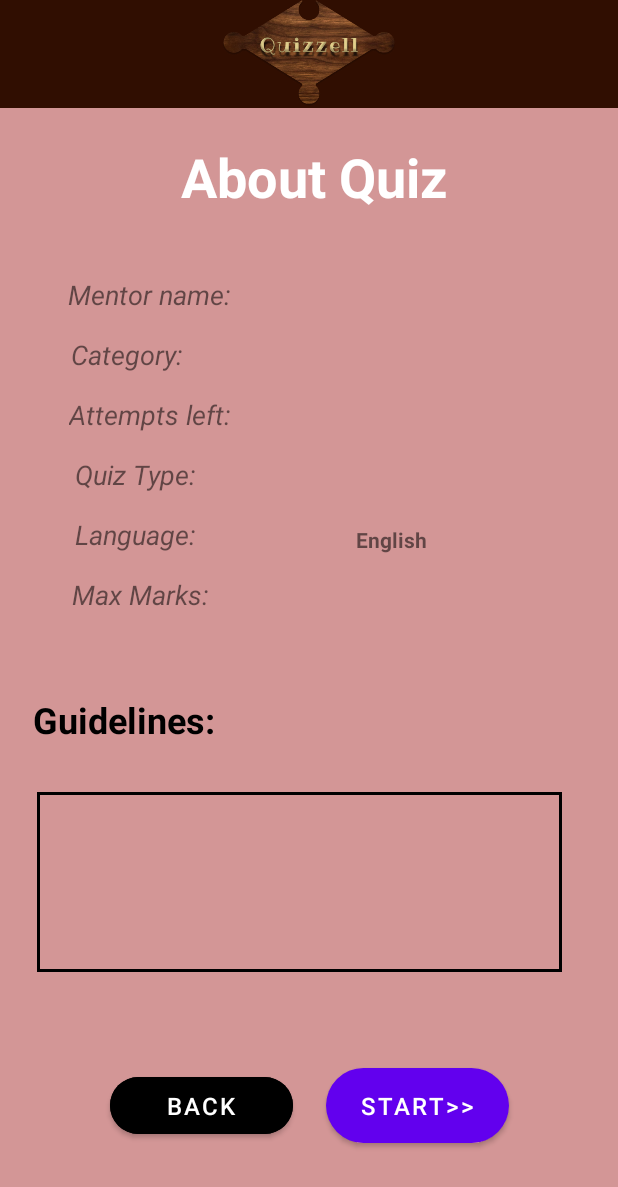
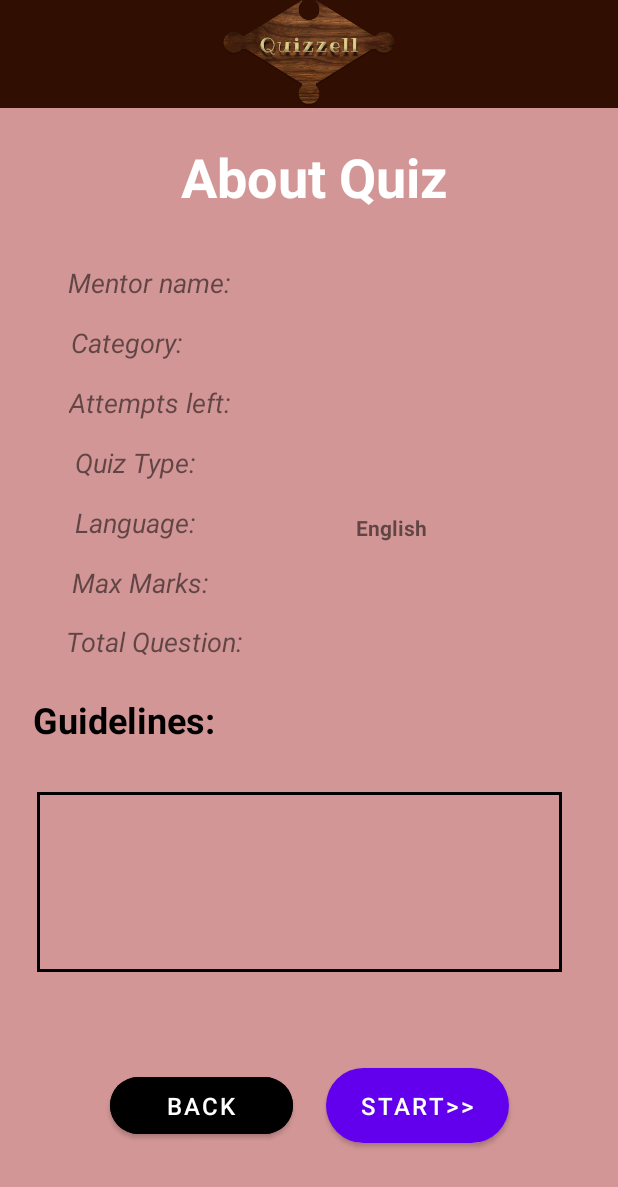
Before and after one commit to neeraj968983/QuizzellApp, an Android app: the layout activity_quiz_info.xml on its own in the app's theme, with its tools: preview values and no code run, on a phone screen of 412 x 824 dp. Shown: the top 1187 px of the screen. Run offline under Robolectric (Android 15) with nearby library versions, the phone set to English and light mode, and no system bars; Roboto replaces fonts that are not available here.

Commit message:
all files

```diff
--- a/app/src/main/java/com/example/quizellapp/QuizInfo.kt
+++ b/app/src/main/java/com/example/quizellapp/QuizInfo.kt
@@ -38,11 +38,13 @@ class QuizInfo : AppCompatActivity() {
         var attemptLeft:TextView = findViewById(R.id.Attemptsleft)
         var quizType:TextView = findViewById(R.id.quiztype)
         var maxmarks:TextView = findViewById(R.id.maxmarks)
+        var totalQuestion:TextView = findViewById(R.id.totalQuestions)
         var guideline:TextView = findViewById(R.id.guidelinebox)
 
         var start:Button = findViewById(R.id.buttonstart)
         val back:Button = findViewById(R.id.buttonback)
 
+        var totalQuestions = quizInfoDatabase.totalQuestions(quizname)
 
 
         var (a,b,c,d,e) = quizInfoDatabase.quizInformation(quizname)
@@ -52,6 +54,7 @@ class QuizInfo : AppCompatActivity() {
         quizType.setText(""+c)
         maxmarks.setText(""+d)
         guideline.setText(""+e)
+        totalQuestion.setText(""+totalQuestions)
 
         System.out.println("Attempts Left: $attemptsLefts and Quiz Type: $c")
 
--- a/app/src/main/java/com/example/quizellapp/QuizQuestionCreation.kt
+++ b/app/src/main/java/com/example/quizellapp/QuizQuestionCreation.kt
@@ -52,7 +52,6 @@ class QuizQuestionCreation : AppCompatActivity() {
                 questionDatabase.addQuestion(question)
                 var questionBook = QuestionBookDetailDataClass(username,quizName,category,ques.text.toString(),opt1.text.toString(),opt2.text.toString(),opt3.text.toString(),opt4.text.toString(),correctOption.selectedItem.toString())
                 questionBookDatabase.addQuestionToQuestionBook(questionBook)
-                System.out.println("total Count : $totalCount and count : $count")
                 ques.setText("")
                 opt1.setText("")
                 opt2.setText("")
--- a/app/src/main/java/com/example/quizellapp/ResultPage.kt
+++ b/app/src/main/java/com/example/quizellapp/ResultPage.kt
@@ -21,7 +21,7 @@ class ResultPage : AppCompatActivity() {
         var i = intent
         var quizname = i.getStringExtra("QuizName")
         var totalAttempts = quizInfoDatabase.totalAttempts(quizname)
-        var marks = i.getIntExtra("marksObtained",0)
+        var marks = i.getDoubleExtra("marksObtained",0.0)
         var userName = i.getStringExtra("username")
 
         var quizInfo:Quizdetail = quizInfoDatabase.quizAllData(quizname)
@@ -51,7 +51,8 @@ class ResultPage : AppCompatActivity() {
         topic.setText(""+quizInfo.subject)
         maxmarks.setText(""+quizInfo.maxmarks)
         totalQuestions.setText(""+quizInfo.totalquestions)
-        var percent:Double = ((marks.toDouble()/quizInfo.maxmarks.toDouble())*100)
+        System.out.println("marks in result page is $marks")
+        var percent:Double = ((marks/quizInfo.maxmarks.toDouble())*100)
         val df = DecimalFormat("00.00")
         df.roundingMode = RoundingMode.DOWN
         yourScore.setText(""+df.format(percent)+"%")
--- a/app/src/main/res/layout/activity_quiz_info.xml
+++ b/app/src/main/res/layout/activity_quiz_info.xml
@@ -43,7 +43,7 @@
         android:layout_height="wrap_content"
         android:layout_below="@+id/textview6"
         android:layout_centerHorizontal="true"
-        android:textSize="30sp"
+        android:textSize="24dp"
         android:textStyle="bold|italic"
         app:layout_constraintBottom_toBottomOf="parent"
         app:layout_constraintEnd_toEndOf="parent"
@@ -64,7 +64,7 @@
         app:layout_constraintEnd_toEndOf="parent"
         app:layout_constraintStart_toStartOf="parent"
         app:layout_constraintTop_toTopOf="parent"
-        app:layout_constraintVertical_bias="0.23"
+        app:layout_constraintVertical_bias="0.22"
         app:layout_constraintHorizontal_bias="0.15"/>
 
     <TextView
@@ -79,7 +79,7 @@
         app:layout_constraintEnd_toEndOf="parent"
         app:layout_constraintStart_toStartOf="parent"
         app:layout_constraintTop_toTopOf="parent"
-        app:layout_constraintVertical_bias="0.28"
+        app:layout_constraintVertical_bias="0.27"
         app:layout_constraintHorizontal_bias="0.14"/>
 
     <TextView
@@ -94,7 +94,7 @@
             app:layout_constraintEnd_toEndOf="parent"
             app:layout_constraintStart_toStartOf="parent"
             app:layout_constraintTop_toTopOf="parent"
-        app:layout_constraintVertical_bias="0.33"
+        app:layout_constraintVertical_bias="0.32"
         app:layout_constraintHorizontal_bias="0.15"/>
 
         <TextView
@@ -109,7 +109,7 @@
             app:layout_constraintEnd_toEndOf="parent"
             app:layout_constraintStart_toStartOf="parent"
             app:layout_constraintTop_toTopOf="parent"
-            app:layout_constraintVertical_bias="0.38"
+            app:layout_constraintVertical_bias="0.37"
             app:layout_constraintHorizontal_bias="0.15"/>
 
         <TextView
@@ -124,7 +124,7 @@
             app:layout_constraintEnd_toEndOf="parent"
             app:layout_constraintStart_toStartOf="parent"
             app:layout_constraintTop_toTopOf="parent"
-            app:layout_constraintVertical_bias="0.43"
+            app:layout_constraintVertical_bias="0.42"
             app:layout_constraintHorizontal_bias="0.15"/>
 
         <TextView
@@ -140,7 +140,7 @@
             app:layout_constraintEnd_toEndOf="parent"
             app:layout_constraintStart_toStartOf="parent"
             app:layout_constraintTop_toTopOf="parent"
-            app:layout_constraintVertical_bias="0.48"
+            app:layout_constraintVertical_bias="0.47"
             app:layout_constraintHorizontal_bias="0.15"/>
 
         <TextView
@@ -153,7 +153,7 @@
             app:layout_constraintEnd_toEndOf="parent"
             app:layout_constraintStart_toStartOf="parent"
             app:layout_constraintTop_toTopOf="parent"
-            app:layout_constraintVertical_bias="0.235"
+            app:layout_constraintVertical_bias="0.225"
             app:layout_constraintHorizontal_bias="0.65"/>
 
         <TextView
@@ -166,7 +166,7 @@
             app:layout_constraintEnd_toEndOf="parent"
             app:layout_constraintStart_toStartOf="parent"
             app:layout_constraintTop_toTopOf="parent"
-            app:layout_constraintVertical_bias="0.285"
+            app:layout_constraintVertical_bias="0.275"
             app:layout_constraintHorizontal_bias="0.65"/>
 
         <TextView
@@ -179,7 +179,7 @@
             app:layout_constraintEnd_toEndOf="parent"
             app:layout_constraintStart_toStartOf="parent"
             app:layout_constraintTop_toTopOf="parent"
-            app:layout_constraintVertical_bias="0.335"
+            app:layout_constraintVertical_bias="0.325"
             app:layout_constraintHorizontal_bias="0.65"/>
 
 
@@ -193,7 +193,7 @@
             app:layout_constraintEnd_toEndOf="parent"
             app:layout_constraintStart_toStartOf="parent"
             app:layout_constraintTop_toTopOf="parent"
-            app:layout_constraintVertical_bias="0.385"
+            app:layout_constraintVertical_bias="0.375"
             app:layout_constraintHorizontal_bias="0.65"/>
 
         <TextView
@@ -207,7 +207,7 @@
             app:layout_constraintEnd_toEndOf="parent"
             app:layout_constraintStart_toStartOf="parent"
             app:layout_constraintTop_toTopOf="parent"
-            app:layout_constraintVertical_bias="0.435"
+            app:layout_constraintVertical_bias="0.425"
             app:layout_constraintHorizontal_bias="0.65"/>
 
         <TextView
@@ -220,8 +220,37 @@
             app:layout_constraintEnd_toEndOf="parent"
             app:layout_constraintStart_toStartOf="parent"
             app:layout_constraintTop_toTopOf="parent"
-            app:layout_constraintVertical_bias="0.485"
+            app:layout_constraintVertical_bias="0.475"
             app:layout_constraintHorizontal_bias="0.65"/>
+
+    <TextView
+        android:id="@+id/totalQuestionsLabel"
+        android:layout_width="wrap_content"
+        android:layout_height="wrap_content"
+        android:layout_below="@+id/textview11"
+        android:layout_alignParentStart="true"
+        android:text="Total Question:"
+        android:textSize="18dp"
+        android:textStyle="italic"
+        app:layout_constraintBottom_toBottomOf="parent"
+        app:layout_constraintEnd_toEndOf="parent"
+        app:layout_constraintStart_toStartOf="parent"
+        app:layout_constraintTop_toTopOf="parent"
+        app:layout_constraintVertical_bias="0.52"
+        app:layout_constraintHorizontal_bias="0.15"/>
+
+    <TextView
+        android:id="@+id/totalQuestions"
+        android:layout_width="wrap_content"
+        android:layout_height="wrap_content"
+        android:textStyle="bold"
+        android:textSize="18dp"
+        app:layout_constraintBottom_toBottomOf="parent"
+        app:layout_constraintEnd_toEndOf="parent"
+        app:layout_constraintStart_toStartOf="parent"
+        app:layout_constraintTop_toTopOf="parent"
+        app:layout_constraintVertical_bias="0.525"
+        app:layout_constraintHorizontal_bias="0.65"/>
 
         <TextView
             android:id="@+id/guideline"
@@ -263,6 +292,7 @@
             app:cornerRadius="20dp"
             android:text="Back"
             android:textSize="16dp"
+            android:textColor="@color/white"
             app:layout_constraintBottom_toBottomOf="parent"
             app:layout_constraintEnd_toEndOf="parent"
             app:layout_constraintStart_toStartOf="parent"
```
Also changed, not shown: app/src/main/java/com/example/quizellapp/QuizTestPage.kt (+8 -4 lines), app/src/main/res/layout/activity_quiz_test_page.xml (+14 -0 lines).
